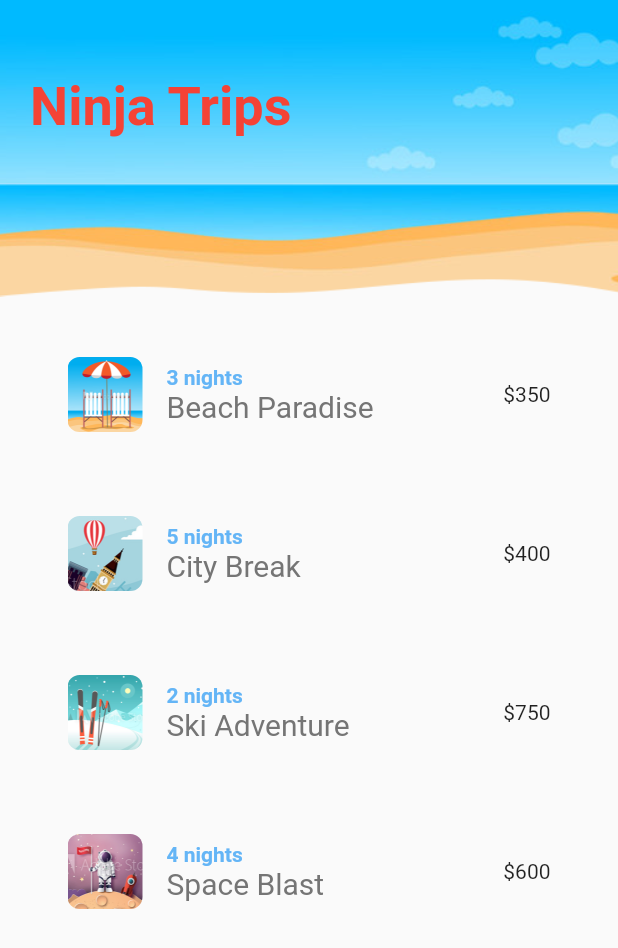
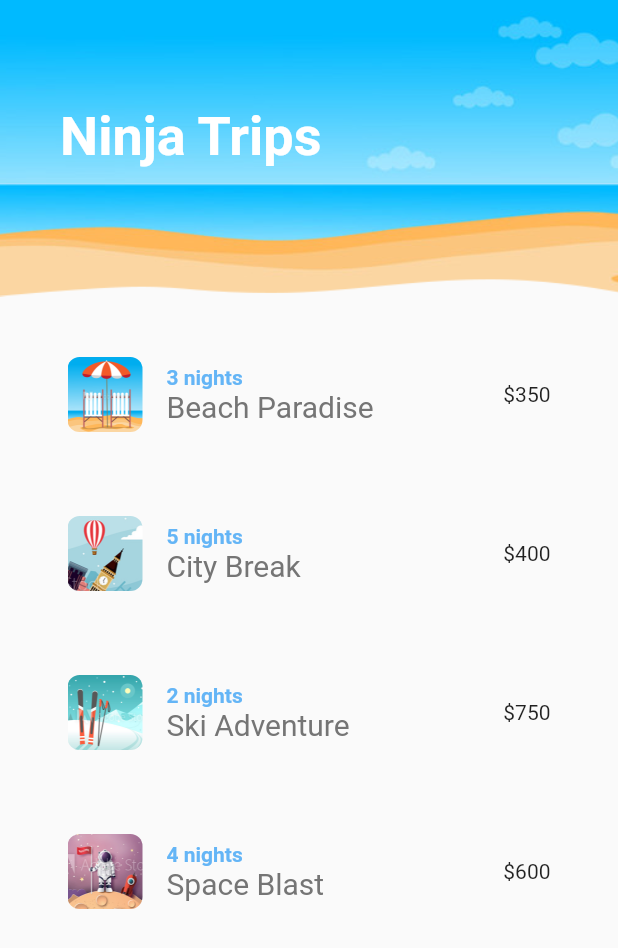
Before and after one commit to SanskarModi22/Ninja_Trip, a Flutter app: the screen it shows after launch, on a phone screen of 412 x 824 dp. Shown: the top 948 px of the screen. Run offline on Flutter 3.47's test engine with Material 2 defaults, Android fonts, the phone set to English and light mode, and no system bars; missing offline and left inert: lipsum.

Commit message:
Completed Curves

```diff
--- a/lib/shared/heart.dart
+++ b/lib/shared/heart.dart
@@ -9,15 +9,17 @@ class _HeartState extends State<Heart> with SingleTickerProviderStateMixin {
   AnimationController _controller;
   Animation _colorAnimation;
   Animation _sizeAnimation;
+  Animation _curve;
   @override
   void initState() {
     super.initState();
     _controller = AnimationController(vsync: this, duration: Duration(milliseconds: 300));
-    _colorAnimation = ColorTween(begin: Colors.grey[400], end: Colors.red).animate(_controller);
+    _curve = CurvedAnimation(parent: _controller, curve: Curves.easeIn);
+    _colorAnimation = ColorTween(begin: Colors.grey[400], end: Colors.red).animate(_curve);
     _sizeAnimation = TweenSequence(<TweenSequenceItem<double>>[
       TweenSequenceItem(tween: Tween(begin: 30, end: 50), weight: 50),
       TweenSequenceItem(tween: Tween(begin: 50, end: 30), weight: 50),
-    ]).animate(_controller);
+    ]).animate(_curve);
   }
 
   @override
--- a/lib/shared/screenTitle.dart
+++ b/lib/shared/screenTitle.dart
@@ -8,16 +8,21 @@ class ScreenTitle extends StatelessWidget {
   @override
   Widget build(BuildContext context) {
     return TweenAnimationBuilder(
-      tween: ColorTween(begin: Colors.blue, end: Colors.red),
+      tween: Tween<double>(begin: 0, end: 1),
       child: Text(
         text,
         style: TextStyle(fontSize: 36, color: Colors.white, fontWeight: FontWeight.bold),
       ),
+      curve: Curves.easeInCubic,
       duration: Duration(seconds: 2),
-      builder: (BuildContext context, _val, _) {
-        return Text(
-          text,
-          style: TextStyle(fontSize: 36, color: _val, fontWeight: FontWeight.bold),
+      builder: (BuildContext context, _val, Widget child) {
+        return Opacity(
+          opacity: _val,
+          child: Padding(
+              padding: EdgeInsets.all(
+                _val * 20,
+              ),
+              child: child),
         );
       },
     );
```
